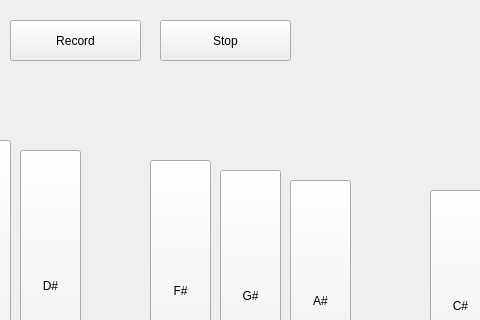
Old version of the form GlockenspielGUI.ui in the repository kmendoza07/Project-2; both pictures show x 330 to 810 and y 0 to 320 of the 1325 by 848 pixel window.
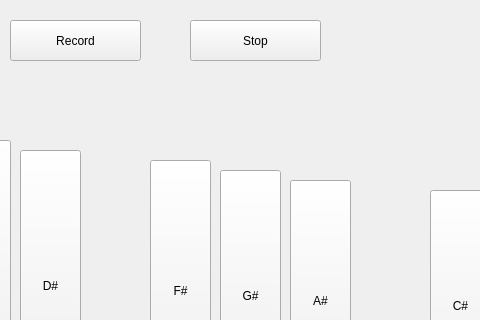
New version of the form.

```diff
--- a/GlockenspielGUI.ui
+++ b/GlockenspielGUI.ui
@@ -457,7 +457,7 @@
    <widget class="QPushButton" name="buttonStop">
     <property name="geometry">
      <rect>
-      <x>490</x>
+      <x>520</x>
       <y>20</y>
       <width>131</width>
       <height>41</height>
```
